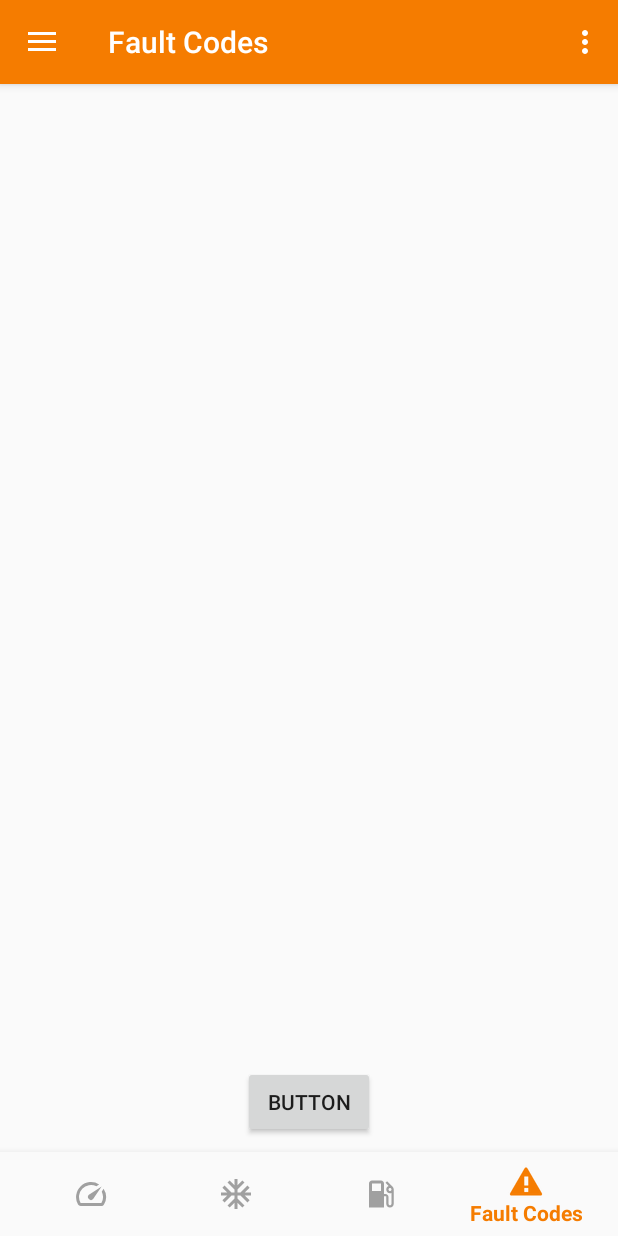
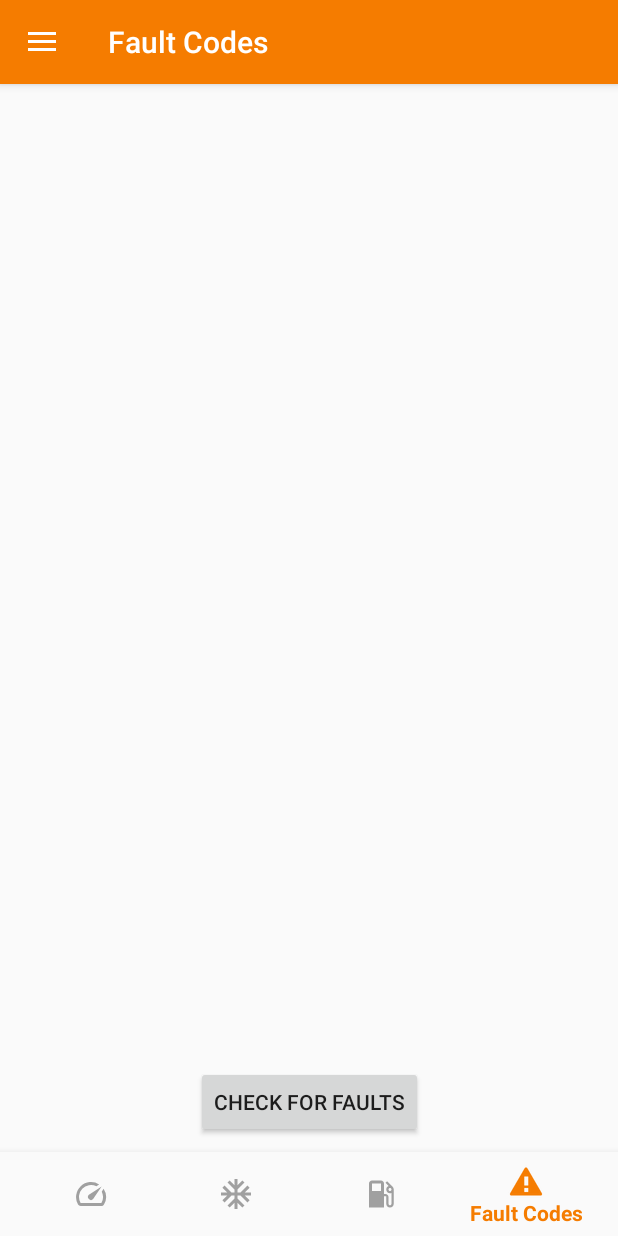
Before and after one commit to basmith322/DemoApp, an Android app: the screen it shows after launch once a user with an empty profile is signed in (MainActivity), item 4 of the bottom bar chosen, on a phone screen of 412 x 824 dp. Run offline under Robolectric (Android 15) with nearby library versions, the phone set to English and light mode, and no system bars; our stand-ins replace Firebase (no records; nobody signed in at launch, a user with empty details on screens opened directly), navigation-ui; libraries missing offline, so code that uses them is left out: com.cardiomood.android; 21 statements that could not run were skipped.

Commit message:
OBDDataBase: Fixed bug with the query that had regressed for unknown reasons BluetoothSettingsFragment: Code Cleanup || Refactored ConnectBT into it's own function || Code Commenting || Still need to figure out how to only load spinner after Bluetooth Adapter is enabled FaultCodesFragment: Code Cleanup || CheckFaultCodes function now shows toast if codes haven't been found yet || UpdateFaultsTask runnable now stops pinging commands once a value is stored in code ProtocolFragment: Code Cleanup || Updated deprecated alert builder code LoginActivity: Added onBackPressed handler to correctly close app || Updated deprecated code for detecting network connections SignOutFragment: Fragment is now removed once it has functioned to avoid issues where users could go back to empty fragment SignOutViewModel: Needs to be removed as it is not required MainActivity: Code Cleanup
/UI/
FragmentFaults:Added new progressbar to show when command is updating the list

```diff
--- a/app/src/main/java/com/example/demoapp/MainActivity.kt
+++ b/app/src/main/java/com/example/demoapp/MainActivity.kt
@@ -1,8 +1,6 @@
 package com.example.demoapp
 
 import android.os.Bundle
-import android.view.Menu
-import android.view.MenuInflater
 import android.widget.Toast
 import androidx.appcompat.app.AppCompatActivity
 import androidx.appcompat.widget.Toolbar
@@ -15,17 +13,19 @@ import androidx.navigation.ui.setupWithNavController
 import com.google.android.material.bottomnavigation.BottomNavigationView
 import com.google.android.material.navigation.NavigationView
 
-
 class MainActivity : AppCompatActivity() {
     private lateinit var appBarConfiguration: AppBarConfiguration
-    private var backPressed = false
+    private var backPressed = false //Used for exiting app correctly
 
     override fun onCreate(savedInstanceState: Bundle?) {
         super.onCreate(savedInstanceState)
         setContentView(R.layout.activity_main)
+
+        //Setup toolbar
         val toolbar: Toolbar = findViewById(R.id.toolbar)
         setSupportActionBar(toolbar)
 
+        //Setup drawer and navigation
         val drawerLayout: DrawerLayout = findViewById(R.id.drawer_layout)
         val navView: NavigationView = findViewById(R.id.nav_view)
         val bottomNavigationView: BottomNavigationView = findViewById(R.id.bottom_nav_view)
@@ -39,17 +39,12 @@ class MainActivity : AppCompatActivity() {
                 R.id.navigation_Faults
             ), drawerLayout
         )
-
         setupActionBarWithNavController(navController, appBarConfiguration)
         bottomNavigationView.setupWithNavController(navController)
+        navView.setupWithNavController(navController)
+
+        //ensure that the performance button is checked when MainActivity loads
         bottomNavigationView.menu.findItem(R.id.navigation_Perf).isChecked = true
-        navView.setupWithNavController(navController)
-    }
-
-    override fun onCreateOptionsMenu(menu: Menu?): Boolean {
-        val inflater: MenuInflater = menuInflater
-        inflater.inflate(R.menu.options_nav_menu, menu)
-        return true
     }
 
     override fun onSupportNavigateUp(): Boolean {
--- a/app/src/main/java/com/example/demoapp/data/OBDDataBase.kt
+++ b/app/src/main/java/com/example/demoapp/data/OBDDataBase.kt
@@ -24,7 +24,7 @@ class OBDDataBase(context: Context?, faultCodesFromOBD: Array<String>) : SQLiteA
             val sqlSelect = arrayOf("desc")
             val sqlTables = "codes"
             val sqlWhere = "id IN (" +
-                    TextUtils.join(",", Collections.nCopies(faultCodesArray.size - 1, "?")) +
+                    TextUtils.join(",", Collections.nCopies(faultCodesArray.size, "?")) +
                     ")"
             qb.tables = sqlTables
 
--- a/app/src/main/java/com/example/demoapp/ui/faultCodes/FaultCodesFragment.kt
+++ b/app/src/main/java/com/example/demoapp/ui/faultCodes/FaultCodesFragment.kt
@@ -10,10 +10,7 @@ import android.util.Log
 import android.view.LayoutInflater
 import android.view.View
 import android.view.ViewGroup
-import android.widget.ArrayAdapter
-import android.widget.Button
-import android.widget.ListAdapter
-import android.widget.ListView
+import android.widget.*
 import androidx.fragment.app.Fragment
 import androidx.fragment.app.viewModels
 import androidx.lifecycle.Observer
@@ -23,27 +20,61 @@ import com.example.demoapp.utilities.CommandService
 
 class FaultCodesFragment : Fragment() {
     private val faultCodesViewModel: FaultCodesViewModel by viewModels()
+    private val bluetoothAdapter: BluetoothAdapter? = BluetoothAdapter.getDefaultAdapter()
+    private var db: OBDDataBase? = null
     lateinit var mainHandler: Handler
     private lateinit var data: Bundle
     private lateinit var currentDevice: BluetoothDevice
-    private val bluetoothAdapter: BluetoothAdapter? = BluetoothAdapter.getDefaultAdapter()
     private lateinit var lv: ListView
-
     private lateinit var codeDescriptions: MutableList<String>
-    private var db: OBDDataBase? = null
-
-    private lateinit var code: Array<String>
+    private var code: Array<String> = arrayOf()
     private lateinit var btn: Button
+    private lateinit var progressBar: ProgressBar
 
     override fun onCreate(savedInstanceState: Bundle?) {
         super.onCreate(savedInstanceState)
-
         checkBtDevices()
         mainHandler = Handler(Looper.getMainLooper())
+    }
 
+    override fun onCreateView(
+        inflater: LayoutInflater, container: ViewGroup?,
+        savedInstanceState: Bundle?
+    ): View? {
+        val root = inflater.inflate(R.layout.fragment_faults, container, false)
+
+        //Initialize view elements to variables
+        btn = root.findViewById(R.id.button_checkFaults)
+        btn.setOnClickListener { checkFaultCodes() }
+        progressBar = root.findViewById(R.id.progressBar_Faults)
+        progressBar.visibility = View.INVISIBLE
+        lv = root.findViewById(R.id.listView_Codes)
+
+        //Observer to monitor the value returned from the OBD for protocol
+        val faultObserver = Observer<Array<String>> { currentFaultFromOBD ->
+            //set code to the values returned from OBD
+            code = currentFaultFromOBD
+        }
+        faultCodesViewModel.faultCode.observe(viewLifecycleOwner, faultObserver)
+
+        return root
+    }
+
+    override fun onPause() {
+        super.onPause()
+        //Stop the handler if the fragment is paused
+        mainHandler.removeCallbacks(updateFaultsTask)
+    }
+
+    override fun onResume() {
+        super.onResume()
+        //Check BT is enabled upon resume and start the fault code command sender again
+        checkBtDevices()
+        mainHandler.post(updateFaultsTask)
     }
 
     private fun checkFaultCodes() {
+        //if code isn't empty then compare it against the database and return the results to the list
         if (!code.isNullOrEmpty()) {
             try {
                 db = OBDDataBase(context, code)
@@ -58,42 +89,27 @@ class FaultCodesFragment : Fragment() {
             } catch (e: Exception) {
                 Log.e(TAG, "Could not contact db", e)
             }
+        } else {
+            //If code is empty then inform the user to wait and try again
+            Toast.makeText(context, "No Codes found, please wait and try again", Toast.LENGTH_SHORT)
+                .show()
         }
     }
 
-    override fun onCreateView(
-        inflater: LayoutInflater, container: ViewGroup?,
-        savedInstanceState: Bundle?
-    ): View? {
-        val root = inflater.inflate(R.layout.fragment_faults, container, false)
-
-        //fault code returned from OBD
-        val faultObserver = Observer<Array<String>> { currentFaultFromOBD ->
-            // Update the UI, in this case, a TextView.
-//            textView_currentFault.text = currentFaultFromOBD
-            code = currentFaultFromOBD
-        }
-        faultCodesViewModel.faultCode.observe(viewLifecycleOwner, faultObserver)
-
-        btn = root.findViewById(R.id.button_Test)
-        btn.setOnClickListener { checkFaultCodes() }
-
-        lv = root.findViewById(R.id.listView_Codes)
-
-        return root
-    }
-
     private fun checkBtDevices() {
+        //Check if the bluetooth adapter is enabled and try to use the device stored in data
         if (bluetoothAdapter?.isEnabled == true) {
             try {
                 data = requireArguments()
                 currentDevice = data.get("currentDevice") as BluetoothDevice
             } catch (e: Exception) {
                 Log.e(TAG, "Device not yet set, Falling back to default device", e)
+                //If there is no device in data attempt to use default device
                 try {
                     val pairedDevices = bluetoothAdapter.bondedDevices
                     currentDevice = pairedDevices!!.first()
                 } catch (e: Exception) {
+                    //If there is no device found then log the error
                     Log.e(TAG, "No devices in device list")
                 }
             }
@@ -102,23 +118,16 @@ class FaultCodesFragment : Fragment() {
 
     private val updateFaultsTask = object : Runnable {
         override fun run() {
-            try {
-                CommandService().connectToServerFaults(faultCodesViewModel, currentDevice)
-            } catch (e: Exception) {
-                Log.e(TAG, "Error Connecting to Server: ", e)
+            /*if code is empty then try to perform the command. Stop the handler once the command has run*/
+            if (code.isEmpty()) {
+                try {
+                    CommandService().connectToServerFaults(faultCodesViewModel, currentDevice)
+                } catch (e: Exception) {
+                    Log.e(TAG, "Error Connecting to Server: ", e)
+                }
+                mainHandler.removeCallbacksAndMessages(null)
             }
             mainHandler.postDelayed(this, 2000)
         }
     }
-
-    override fun onPause() {
-        super.onPause()
-        mainHandler.removeCallbacks(updateFaultsTask)
-    }
-
-    override fun onResume() {
-        checkBtDevices()
-        super.onResume()
-        mainHandler.post(updateFaultsTask)
-    }
 }
--- a/app/src/main/java/com/example/demoapp/ui/setup/BluetoothSetupActivity.kt
+++ b/app/src/main/java/com/example/demoapp/ui/setup/BluetoothSetupActivity.kt
@@ -38,6 +38,7 @@ class BluetoothSetupActivity : AppCompatActivity() {
             finish()
             //If it is not enabled, bring up the alert to ask the user to enable BT or exit
         } else {
+
             val builder = AlertDialog.Builder(this)
             builder.setTitle("DigiDash Setup")
             builder.setMessage("Welcome to DigiDash.\nThis app requires a Bluetooth connection to function.\nPlease allow the Bluetooth Permission to continue.")
--- a/app/src/main/java/com/example/demoapp/userAuthentication/LoginActivity.kt
+++ b/app/src/main/java/com/example/demoapp/userAuthentication/LoginActivity.kt
@@ -3,6 +3,7 @@ package com.example.demoapp.userAuthentication
 import android.content.Context
 import android.content.Intent
 import android.net.ConnectivityManager
+import android.net.NetworkCapabilities
 import android.os.Bundle
 import android.os.StrictMode
 import android.view.View
@@ -20,6 +21,7 @@ import com.google.firebase.auth.FirebaseAuthException
 class LoginActivity : AppCompatActivity() {
     private lateinit var firebaseAuth: FirebaseAuth
     private lateinit var progressBar: ProgressBar
+    private var backPressed = false
 
     override fun onCreate(savedInstanceState: Bundle?) {
         setTheme(R.style.AppTheme)
@@ -30,7 +32,7 @@ class LoginActivity : AppCompatActivity() {
         StrictMode.setThreadPolicy(policy)
 
         //Validation check to ensure app is connected to network
-        if (isConnectedToNetwork()) {
+        if (isConnectedToNetwork(this)) {
             firebaseAuth = FirebaseAuth.getInstance()
             progressBar = findViewById(R.id.progressBar_login)
             progressBar.visibility = View.INVISIBLE
@@ -45,10 +47,15 @@ class LoginActivity : AppCompatActivity() {
         }
     }
 
-    private fun Context.isConnectedToNetwork(): Boolean {
-        val connectivityManager =
-            this.getSystemService(Context.CONNECTIVITY_SERVICE) as ConnectivityManager?
-        return connectivityManager?.activeNetworkInfo?.isConnectedOrConnecting ?: false
+    private fun isConnectedToNetwork(context: Context): Boolean {
+        val connectivityManager = context.getSystemService(Context.CONNECTIVITY_SERVICE) as ConnectivityManager
+        val nw      = connectivityManager.activeNetwork ?: return false
+        val actNw = connectivityManager.getNetworkCapabilities(nw) ?: return false
+        return when {
+            actNw.hasTransport(NetworkCapabilities.TRANSPORT_WIFI) -> true
+            actNw.hasTransport(NetworkCapabilities.TRANSPORT_CELLULAR) -> true
+            else -> false
+        }
     }
 
     //Perform validation check if there are email and password strings. Email and Password formatting are handled by Firebase.
@@ -107,7 +114,7 @@ class LoginActivity : AppCompatActivity() {
     //Again check if there is network connection.
     override fun onResume() {
         super.onResume()
-        if (isConnectedToNetwork()) {
+        if (isConnectedToNetwork(this)) {
             firebaseAuth = FirebaseAuth.getInstance()
             progressBar = findViewById(R.id.progressBar_login)
             progressBar.visibility = View.INVISIBLE
@@ -126,4 +133,13 @@ class LoginActivity : AppCompatActivity() {
         super.onPause()
         finishAffinity()
     }
+
+    override fun onBackPressed() {
+        if (backPressed) {
+            super.onBackPressed()
+            return
+        }
+        Toast.makeText(this, "Press Back again to close the app", Toast.LENGTH_LONG).show()
+        backPressed = true
+    }
 }
--- a/app/src/main/java/com/example/demoapp/userAuthentication/SignOutFragment.kt
+++ b/app/src/main/java/com/example/demoapp/userAuthentication/SignOutFragment.kt
@@ -29,6 +29,8 @@ class SignOutFragment : Fragment() {
         firebaseAuth.signOut()
         Toast.makeText(context, "Logout Successful", Toast.LENGTH_SHORT).show()
         startActivity(Intent(context, LoginActivity::class.java))
+        val fragmentManager = parentFragmentManager
+        fragmentManager.beginTransaction().remove(this)
         return root
     }
 
--- a/app/src/main/java/com/example/demoapp/userAuthentication/SignOutViewModel.kt
+++ b/app/src/main/java/com/example/demoapp/userAuthentication/SignOutViewModel.kt
@@ -3,5 +3,4 @@ package com.example.demoapp.userAuthentication
 import androidx.lifecycle.ViewModel
 
 class SignOutViewModel : ViewModel() {
-    // TODO: Implement the ViewModel
 }
--- a/app/src/main/res/layout/fragment_faults.xml
+++ b/app/src/main/res/layout/fragment_faults.xml
@@ -11,11 +11,11 @@
         android:layout_height="match_parent">
 
         <Button
-            android:id="@+id/button_Test"
+            android:id="@+id/button_checkFaults"
             android:layout_width="wrap_content"
             android:layout_height="wrap_content"
             android:layout_marginBottom="9dp"
-            android:text="Button"
+            android:text="@string/btnCheckFaults"
             app:layout_constraintBottom_toBottomOf="parent"
             app:layout_constraintEnd_toEndOf="parent"
             app:layout_constraintStart_toStartOf="parent"
@@ -29,9 +29,19 @@
             android:layout_marginTop="8dp"
             android:layout_marginEnd="8dp"
             android:layout_marginBottom="8dp"
-            app:layout_constraintBottom_toTopOf="@+id/button_Test"
+            app:layout_constraintBottom_toTopOf="@+id/button_checkFaults"
             app:layout_constraintEnd_toEndOf="parent"
             app:layout_constraintStart_toStartOf="parent"
             app:layout_constraintTop_toTopOf="parent" />
+
+        <ProgressBar
+            android:id="@+id/progressBar_Faults"
+            style="?android:attr/progressBarStyle"
+            android:layout_width="wrap_content"
+            android:layout_height="wrap_content"
+            android:layout_marginBottom="8dp"
+            app:layout_constraintBottom_toTopOf="@+id/button_checkFaults"
+            app:layout_constraintEnd_toEndOf="parent"
+            app:layout_constraintStart_toStartOf="parent" />
     </androidx.constraintlayout.widget.ConstraintLayout>
 </FrameLayout>
--- a/app/src/main/res/values/strings.xml
+++ b/app/src/main/res/values/strings.xml
@@ -28,4 +28,5 @@
     <string name="txtFaultCodes">Fault Codes</string>
     <string name="txtSelectDeviceProtocol">Please Select your OBD device from the list</string>
     <string name="btnFindProtocol">Find Protocol</string>
+    <string name="btnCheckFaults">Check For Faults</string>
 </resources>
```
Also changed, not shown: app/build.gradle (+17 -17 lines), app/src/main/java/com/example/demoapp/ui/bluetooth/BluetoothSettingsFragment.kt (+54 -37 lines), app/src/main/java/com/example/demoapp/ui/setup/ui/ui/protocol/ProtocolFragment.kt (+23 -8 lines).
